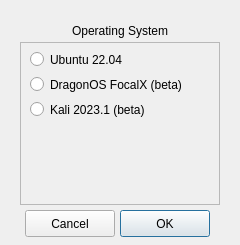
The window that UI/install.ui (ainfosec/FISSURE) describes before a commit, drawn with Qt 5.
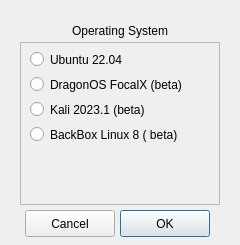
The same window after the commit.

Commit message: Adding support for Parrot OS and BackBox

What changed in the file:
```diff
--- a/UI/install.ui
+++ b/UI/install.ui
@@ -121,6 +121,22 @@
      <string>Kali 2023.1 (beta)</string>
     </property>
    </widget>
+   <widget class="QRadioButton" name="radioButton_backbox_linux_8">
+    <property name="enabled">
+     <bool>true</bool>
+    </property>
+    <property name="geometry">
+     <rect>
+      <x>10</x>
+      <y>80</y>
+      <width>185</width>
+      <height>25</height>
+     </rect>
+    </property>
+    <property name="text">
+     <string>BackBox Linux 8 ( beta)</string>
+    </property>
+   </widget>
    <zorder>radioButton_ubuntu22_04</zorder>
    <zorder>radioButton_kali_2023_1</zorder>
    <zorder>radioButton_dragonos_focalx</zorder>
```
Left out of the diff: 1 changed line with no effect on the pictures. The commit also changes 7 other files.
